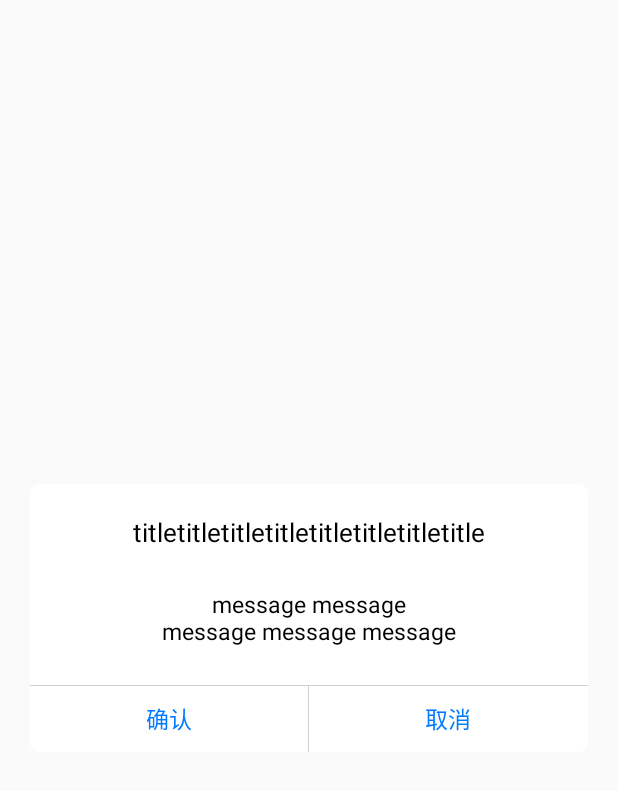
After one commit to xianchuangwu/RelaVideo, an Android app: the layout dialog_normal_layout.xml on its own in the app's theme, with its tools: preview values and no code run, on a phone screen of 412 x 824 dp. The commit adds this screen. Shown: the top 791 px of the screen. Run offline under Robolectric (Android 15) with nearby library versions, the phone set to English and light mode, and no system bars.

Commit message:
权限处理

```diff
--- a/app/src/main/java/video/com/relavideodemo/surface/MainActivity.java
+++ b/app/src/main/java/video/com/relavideodemo/surface/MainActivity.java
@@ -167,9 +167,7 @@ public class MainActivity extends AppCompatActivity implements FilterDataCallbac
 
     public void gallery(View view) {
         RxPermissions rxPermissions = new RxPermissions(this);
-        rxPermissions.request(Manifest.permission.CAMERA
-                , Manifest.permission.RECORD_AUDIO
-                , Manifest.permission.READ_EXTERNAL_STORAGE
+        rxPermissions.request(Manifest.permission.READ_EXTERNAL_STORAGE
                 , Manifest.permission.WRITE_EXTERNAL_STORAGE).subscribe(new Consumer<Boolean>() {
             @Override
             public void accept(Boolean aBoolean) throws Exception {
--- a/app/src/main/res/layout/activity_main.xml
+++ b/app/src/main/res/layout/activity_main.xml
@@ -88,6 +88,7 @@
             android:textAllCaps="false"
             android:visibility="visible"
             tools:ignore="OnClick" />
+
     </LinearLayout>
 
 
--- a/relavideolibrary/build.gradle
+++ b/relavideolibrary/build.gradle
@@ -56,4 +56,6 @@ dependencies {
     api files('libs/libksyhttpcache.jar')
     //    implementation 'com.writingminds:FFmpegAndroid:0.3.2'
     implementation 'com.googlecode.mp4parser:isoparser:1.1.22'
+    implementation 'com.tbruyelle.rxpermissions2:rxpermissions:0.9.4@aar'
+    implementation 'io.reactivex.rxjava2:rxjava:2.2.6'
 }
--- /dev/null
+++ b/relavideolibrary/src/main/res/drawable/bg_uploadimage_dialog_shape.xml
@@ -0,0 +1,17 @@
+<?xml version="1.0" encoding="utf-8"?>
+<shape xmlns:android="http://schemas.android.com/apk/res/android">
+
+    <gradient
+        android:angle="270"
+        android:endColor="#ffffff"
+        android:startColor="#ffffff"/>
+
+    <corners
+        android:bottomLeftRadius="6dp"
+        android:bottomRightRadius="6dp"
+        android:topLeftRadius="6dp"
+        android:topRightRadius="6dp"/>
+
+    <solid android:color="#ffffff"/>
+
+</shape>
--- /dev/null
+++ b/relavideolibrary/src/main/res/layout/dialog_normal_layout.xml
@@ -0,0 +1,90 @@
+<?xml version="1.0" encoding="utf-8"?>
+<FrameLayout xmlns:android="http://schemas.android.com/apk/res/android"
+    xmlns:tools="http://schemas.android.com/tools"
+    android:layout_width="fill_parent"
+    android:layout_height="fill_parent"
+    android:clickable="true"
+    android:orientation="vertical"
+    android:padding="20.0dip">
+
+    <LinearLayout
+        android:layout_width="fill_parent"
+        android:layout_height="wrap_content"
+        android:layout_gravity="center"
+        android:background="@drawable/bg_uploadimage_dialog_shape"
+        android:orientation="vertical">
+
+        <TextView
+            android:id="@+id/title"
+            android:layout_width="fill_parent"
+            android:layout_height="wrap_content"
+            android:layout_marginTop="20dp"
+            android:gravity="center"
+            android:textColor="#FF000000"
+            android:textSize="17sp"
+            android:visibility="visible"
+            tools:text="titletitletitletitletitletitletitletitle" />
+
+        <LinearLayout
+            android:id="@+id/content"
+            android:layout_width="fill_parent"
+            android:layout_height="wrap_content"
+            android:gravity="center">
+
+            <TextView
+                android:id="@+id/message"
+                android:layout_width="fill_parent"
+                android:layout_height="wrap_content"
+                android:gravity="center"
+                android:paddingLeft="25.0dip"
+                android:paddingTop="25.0dip"
+                android:paddingRight="25.0dip"
+                android:paddingBottom="25.0dip"
+                android:textColor="#FF000000"
+                android:textSize="15sp"
+                tools:text="message message\nmessage message message" />
+        </LinearLayout>
+
+        <View
+            android:layout_width="fill_parent"
+            android:layout_height="1.0px"
+            android:background="#ffd0d0d0" />
+
+        <LinearLayout
+            android:layout_width="fill_parent"
+            android:layout_height="44.0dip"
+            android:layout_gravity="bottom"
+            android:background="@color/transparent"
+            android:gravity="center"
+            android:orientation="horizontal">
+
+            <Button
+                android:id="@+id/positiveButton"
+                android:layout_width="0dp"
+                android:layout_height="match_parent"
+                android:layout_weight="1"
+                android:background="@color/transparent"
+                android:gravity="center"
+                android:text="确认"
+                android:textColor="#FF007AFF"
+                android:textSize="15sp" />
+
+            <View
+                android:layout_width="1.0px"
+                android:layout_height="match_parent"
+                android:background="#ffd0d0d0" />
+
+            <Button
+                android:id="@+id/negativeButton"
+                android:layout_width="0dp"
+                android:layout_height="match_parent"
+                android:layout_weight="1"
+                android:background="@color/transparent"
+                android:gravity="center"
+                android:text="取消"
+                android:textColor="#FF007AFF"
+                android:textSize="15sp" />
+        </LinearLayout>
+    </LinearLayout>
+
+</FrameLayout>
```
Also changed, not shown: relavideolibrary/src/main/java/video/com/relavideolibrary/Utils/SystemUtils.java (added, +192 -0 lines), relavideolibrary/src/main/java/video/com/relavideolibrary/adapter/GalleryVideoAdapter.java (+20 -4 lines), relavideolibrary/src/main/java/video/com/relavideolibrary/view/CustomDialog.java (added, +193 -0 lines), relavideolibrary/src/main/res/values/styles.xml (+14 -0 lines).
